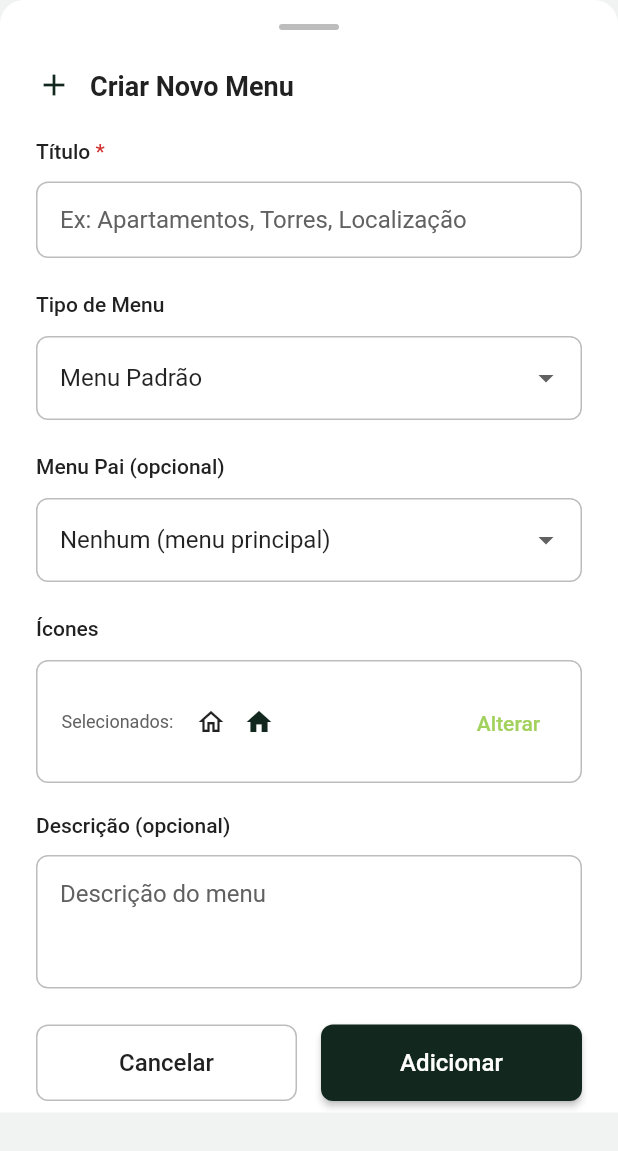
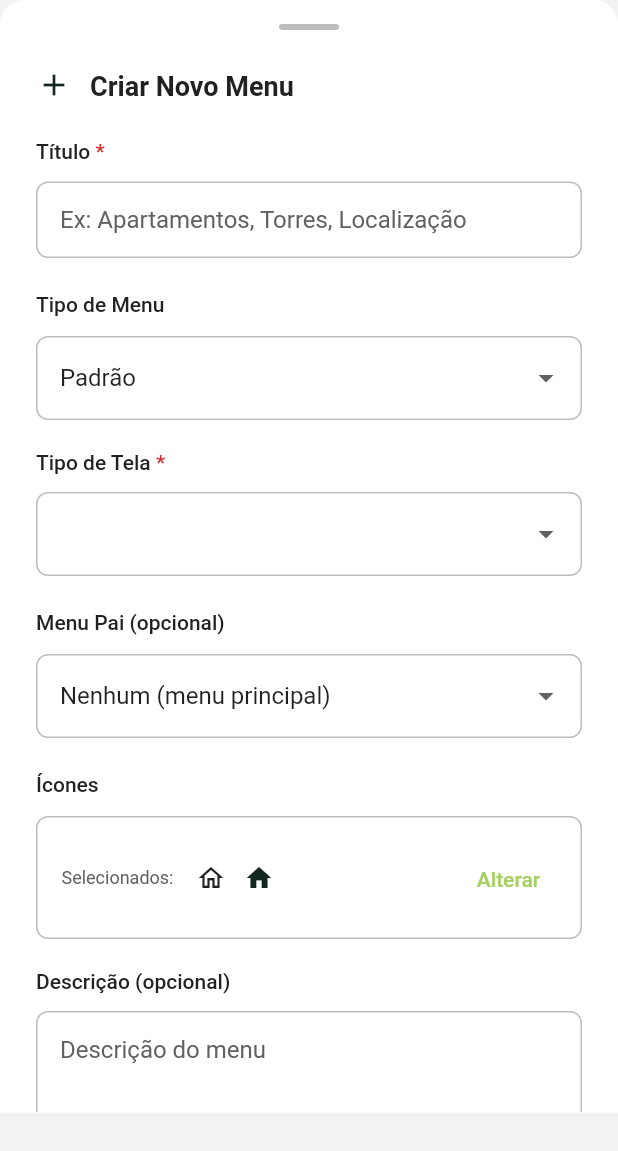
Before and after one commit to LucasGeek/Temp.TerraAllWertApp, a Flutter app: the MenuCrudDialog widget shown alone on an empty page, opened directly, on a phone screen of 412 x 824 dp. Shown: the top 1151 px of the screen. Run offline on Flutter 3.47's test engine with Material 3 defaults, Android fonts, the phone set to English and light mode, and no system bars; our stand-ins replace cached_network_image, connectivity_plus, dio, envied, file_picker, flutter_map and 12 more; missing offline and left inert: background_downloader, dio_cache_interceptor, minio; accounts and stored records are empty; generated files the repository leaves out were written again; network calls fail.

Commit message:
feat: implementa novas regras para MenuCrudDialog e sistema de menus
## Principais Mudanças

### Estrutura de Menus Atualizada
- Atualiza enum MenuPresentationType: Padrão | Com Submenu
- Cria novo enum TipoTela: Padrão | Menu com Pins | Menu Pavimento
- Atualiza NavigationItem para suportar tipoTela

### Regras de Interface Implementadas
- Campo Menu Pai: só aparece quando tipo_menu = "Padrão"
- Menu Pai lista apenas menus do tipo "Com Submenu"
- Campo Tipo de Tela: só aparece para menus "Padrão"
- Menus "Com Submenu" têm tipoTela = null automaticamente

### Compatibilidade e Validação
- Mantém compatibilidade com dados existentes
- Implementa lógica de limpeza automática de campos
- Valida campos obrigatórios conforme tipo de menu
- Atualiza dynamic_page.dart para usar novo sistema

### Arquivos Modificados
- NavigationItem: adiciona campo tipoTela
- MenuCrudDialog: implementa todas as regras de interface
- DynamicPage: usa TipoTela ao invés de MenuPresentationType
- Diversos arquivos: atualiza referências aos enums

🤖 Generated with [Claude Code](https://claude.ai/code)

Co-Authored-By: Claude <noreply@anthropic.com>

```diff
--- a/lib/domain/entities/navigation_item.dart
+++ b/lib/domain/entities/navigation_item.dart
@@ -2,6 +2,7 @@ import 'package:freezed_annotation/freezed_annotation.dart';
 import 'package:flutter/material.dart';
 
 import '../enums/menu_presentation_type.dart';
+import '../enums/tipo_tela.dart';
 
 part 'navigation_item.freezed.dart';
 
@@ -18,7 +19,8 @@ abstract class NavigationItem with _$NavigationItem {
     @Default(true) bool isEnabled,
     String? description,
     String? parentId, // ID do menu pai (null = menu raiz)
-    @Default(MenuPresentationType.standard) MenuPresentationType menuType, // Tipo de apresentação do menu
+    @Default(MenuPresentationType.padrao) MenuPresentationType menuType, // Tipo de menu (padrão ou com submenu)
+    TipoTela? tipoTela, // Tipo de tela/apresentação (null para menus com submenu)
     List<String>? permissions,
   }) = _NavigationItem;
 }
--- a/lib/domain/enums/menu_presentation_type.dart
+++ b/lib/domain/enums/menu_presentation_type.dart
@@ -1,8 +1,7 @@
-/// Enum para tipos de apresentação de menu
+/// Enum para tipos de menu conforme novas regras
 enum MenuPresentationType {
-  standard('Menu Padrão', 'Apresentação padrão com carrossel de imagens'),
-  pinMap('Menu com Pins', 'Apresentação de mapa com pins interativos'),
-  floorPlan('Menu Pavimento', 'Apresentação de planta de pavimento');
+  padrao('Padrão', 'Menu padrão com apresentação de conteúdo'),
+  comSubmenu('Com Submenu', 'Menu que pode ter submenus aninhados');
 
   const MenuPresentationType(this.displayName, this.description);
 
@@ -13,7 +12,7 @@ enum MenuPresentationType {
   static MenuPresentationType fromString(String value) {
     return MenuPresentationType.values.firstWhere(
       (type) => type.displayName == value,
-      orElse: () => MenuPresentationType.standard,
+      orElse: () => MenuPresentationType.padrao,
     );
   }
 
--- /dev/null
+++ b/lib/domain/enums/tipo_tela.dart
@@ -0,0 +1,24 @@
+/// Enum para tipos de tela/apresentação conforme novas regras
+enum TipoTela {
+  standard('Padrão', 'Apresentação padrão com carrossel de imagens'),
+  pinMap('Menu com Pins', 'Apresentação de mapa com pins interativos'),
+  floorPlan('Menu Pavimento', 'Apresentação de planta de pavimento');
+
+  const TipoTela(this.displayName, this.description);
+
+  final String displayName;
+  final String description;
+
+  /// Converte string para enum
+  static TipoTela fromString(String value) {
+    return TipoTela.values.firstWhere(
+      (type) => type.displayName == value,
+      orElse: () => TipoTela.standard,
+    );
+  }
+
+  /// Lista de todos os tipos disponíveis
+  static List<String> get displayNames {
+    return TipoTela.values.map((type) => type.displayName).toList();
+  }
+}
--- a/lib/infra/storage/menu_storage_service.dart
+++ b/lib/infra/storage/menu_storage_service.dart
@@ -87,13 +87,13 @@ class MenuStorageService {
 
       final items = serializedItems.map((itemData) {
         // Deserializar menuType enum
-        MenuPresentationType menuType = MenuPresentationType.standard;
+        MenuPresentationType menuType = MenuPresentationType.padrao;
         final menuTypeString = itemData['menuType'] as String?;
         if (menuTypeString != null) {
           try {
             menuType = MenuPresentationType.values.firstWhere(
               (type) => type.name == menuTypeString,
-              orElse: () => MenuPresentationType.standard,
+              orElse: () => MenuPresentationType.padrao,
             );
           } catch (e) {
             StorageLogger.warning('Unknown menu type: $menuTypeString, using default');
--- a/lib/main.dart
+++ b/lib/main.dart
@@ -2,8 +2,8 @@ import 'package:flutter/material.dart';
 import 'package:flutter_riverpod/flutter_riverpod.dart';
 import 'package:talker/talker.dart';
 
+import 'infra/config/env_config.dart';
 import 'infra/logging/app_logger.dart';
-import 'infra/config/env_config.dart';
 import 'infra/storage/secure_storage_service.dart';
 import 'presentation/design_system/app_theme.dart';
 import 'presentation/notification/snackbar_notification.dart';
@@ -45,7 +45,8 @@ class TerraAllwertApp extends ConsumerWidget {
       // darkTheme: AppTheme.darkTheme,
       darkTheme: AppTheme.lightTheme,
       routerConfig: router,
-      debugShowCheckedModeBanner: config.environment != 'production',
+      // debugShowCheckedModeBanner: config.environment != 'production',
+      debugShowCheckedModeBanner: false,
       scaffoldMessengerKey: SnackbarNotification.messengerKey,
     );
   }
--- a/lib/presentation/widgets/organisms/menu_crud_dialog.dart
+++ b/lib/presentation/widgets/organisms/menu_crud_dialog.dart
@@ -3,6 +3,7 @@ import 'package:flutter_riverpod/flutter_riverpod.dart';
 
 import '../../../domain/entities/navigation_item.dart';
 import '../../../domain/enums/menu_presentation_type.dart';
+import '../../../domain/enums/tipo_tela.dart';
 import '../../design_system/app_theme.dart';
 import '../../design_system/layout_constants.dart';
 import '../../features/navigation/providers/navigation_provider.dart';
@@ -33,7 +34,8 @@ class _MenuCrudDialogState extends ConsumerState<MenuCrudDialog> {
   final _titleController = TextEditingController();
   final _descriptionController = TextEditingController();
 
-  MenuPresentationType _selectedMenuType = MenuPresentationType.standard;
+  MenuPresentationType _selectedMenuType = MenuPresentationType.padrao;
+  TipoTela? _selectedTipoTela; // Só para menus padrão
   String? _selectedParentId;
   IconData _selectedIcon = Icons.home_outlined;
   IconData _selectedSelectedIcon = Icons.home;
@@ -89,6 +91,7 @@ class _MenuCrudDialogState extends ConsumerState<MenuCrudDialog> {
     _selectedSelectedIcon = item.selectedIcon;
     _selectedParentId = item.parentId; // Carregar ID do menu pai
     _selectedMenuType = item.menuType; // Carregar tipo de menu
+    _selectedTipoTela = item.tipoTela; // Carregar tipo de tela
   }
 
   /// Gera rota automaticamente baseada no título usando regex
@@ -339,6 +342,11 @@ class _MenuCrudDialogState extends ConsumerState<MenuCrudDialog> {
 
           SizedBox(height: LayoutConstants.marginLg),
 
+          // Dropdown Tipo de Tela (só para menus padrão)
+          _buildTipoTelaDropdown(),
+
+          if (_selectedMenuType == MenuPresentationType.padrao) SizedBox(height: LayoutConstants.marginLg),
+
           // Dropdown Menu Pai
           _buildParentMenuDropdown(),
 
@@ -516,7 +524,21 @@ class _MenuCrudDialogState extends ConsumerState<MenuCrudDialog> {
 
         DropdownButtonFormField<MenuPresentationType>(
           value: _selectedMenuType,
-          onChanged: (value) => setState(() => _selectedMenuType = value!),
+          onChanged: (value) {
+            setState(() {
+              _selectedMenuType = value!;
+
+              // REGRA: Quando tipo_menu = "Com Submenu", limpar tipoTela e parentId
+              if (_selectedMenuType == MenuPresentationType.comSubmenu) {
+                _selectedTipoTela = null;
+                _selectedParentId = null;
+              }
+              // REGRA: Quando muda para "Padrao" e não tinha tipoTela, definir padrão
+              else if (_selectedMenuType == MenuPresentationType.padrao && _selectedTipoTela == null) {
+                _selectedTipoTela = TipoTela.standard;
+              }
+            });
+          },
           decoration: InputDecoration(
             border: OutlineInputBorder(
               borderRadius: BorderRadius.circular(LayoutConstants.radiusSmall),
@@ -541,21 +563,91 @@ class _MenuCrudDialogState extends ConsumerState<MenuCrudDialog> {
     );
   }
 
+  /// Dropdown para tipo de tela
+  /// REGRA: Só aparece quando tipo_menu = "Padrao"
+  /// Para menus "Com Submenu", tipoTela fica null
+  Widget _buildTipoTelaDropdown() {
+    // REGRA: Campo só deve aparecer quando tipo_menu = "Padrao"
+    if (_selectedMenuType != MenuPresentationType.padrao) {
+      return const SizedBox.shrink();
+    }
+
+    return Column(
+      crossAxisAlignment: CrossAxisAlignment.start,
+      mainAxisSize: MainAxisSize.min,
+      children: [
+        RichText(
+          text: TextSpan(
+            text: 'Tipo de Tela',
+            style: TextStyle(
+              fontSize: LayoutConstants.fontSizeMedium,
+              fontWeight: FontWeight.w500,
+              color: AppTheme.onSurface,
+            ),
+            children: const [
+              TextSpan(
+                text: ' *',
+                style: TextStyle(color: AppTheme.errorColor),
+              ),
+            ],
+          ),
+        ),
+
+        SizedBox(height: LayoutConstants.marginSm),
+
+        DropdownButtonFormField<TipoTela>(
+          value: _selectedTipoTela,
+          onChanged: (value) => setState(() => _selectedTipoTela = value),
+          validator: (value) {
+            if (_selectedMenuType == MenuPresentationType.padrao && value == null) {
+              return 'Tipo de Tela é obrigatório para menus padrão';
+            }
+            return null;
+          },
+          decoration: InputDecoration(
+            border: OutlineInputBorder(
+              borderRadius: BorderRadius.circular(LayoutConstants.radiusSmall),
+              borderSide: const BorderSide(color: AppTheme.outline),
+            ),
+            enabledBorder: OutlineInputBorder(
+              borderRadius: BorderRadius.circular(LayoutConstants.radiusSmall),
+              borderSide: const BorderSide(color: AppTheme.outline),
+            ),
+            focusedBorder: OutlineInputBorder(
+              borderRadius: BorderRadius.circular(LayoutConstants.radiusSmall),
+              borderSide: const BorderSide(color: AppTheme.primaryColor, width: 2),
+            ),
+            contentPadding: EdgeInsets.all(LayoutConstants.paddingMd),
+          ),
+          items: TipoTela.values.map((type) => DropdownMenuItem(
+            value: type,
+            child: Text(type.displayName),
+          )).toList(),
+        ),
+      ],
+    );
+  }
+
   /// Dropdown para menu pai
+  /// REGRA: Só aparece quando tipo_menu = "Padrao"
+  /// Lista apenas menus do tipo "Com Submenu"
   Widget _buildParentMenuDropdown() {
+    // REGRA: Campo só deve aparecer quando tipo_menu = "Padrao"
+    if (_selectedMenuType != MenuPresentationType.padrao) {
+      return const SizedBox.shrink();
+    }
+
     final navigationItems = ref.watch(navigationItemsProvider);
 
-    // Filtrar apenas items que podem ser pais (não incluir o item atual se editando)
-    // e que não sejam submenus (para limitar a 1 nível)
+    // REGRA: O campo Menu Pai só pode listar menus cujo tipo_menu = "Com Submenu"
     final availableParents = navigationItems.where((item) {
       // Não pode ser pai de si mesmo
       if (widget.isEditing && widget.itemToEdit?.id == item.id) {
         return false;
       }
 
-      // Apenas menus de nível raiz podem ser pais (parentId == null)
-      // Isso garante que só teremos 1 nível de profundidade
-      if (item.parentId != null) {
+      // REGRA: Apenas menus do tipo "Com Submenu" podem ser pais
+      if (item.menuType != MenuPresentationType.comSubmenu) {
         return false;
       }
 
@@ -815,7 +907,8 @@ class _MenuCrudDialogState extends ConsumerState<MenuCrudDialog> {
         route: route,
         order: newOrder,
         parentId: _selectedParentId, // Incluir ID do menu pai
-        menuType: _selectedMenuType, // Tipo de apresentação do menu
+        menuType: _selectedMenuType, // Tipo de menu (padrão ou com submenu)
+        tipoTela: _selectedMenuType == MenuPresentationType.padrao ? _selectedTipoTela : null, // REGRA: null para menus "Com Submenu"
         isVisible: true, // Sempre visível
         isEnabled: true, // Sempre habilitado
         description: _descriptionController.text.trim().isEmpty
--- a/lib/presentation/widgets/organisms/menu_management_widget.dart
+++ b/lib/presentation/widgets/organisms/menu_management_widget.dart
@@ -440,7 +440,7 @@ class _MenuManagementWidgetState extends ConsumerState<MenuManagementWidget> {
       description: _descriptionController.text.trim().isEmpty
           ? null
           : _descriptionController.text.trim(),
-      menuType: MenuPresentationType.standard,
+      menuType: MenuPresentationType.padrao,
     );
 
     bool success;
```
Also changed, not shown: lib/infra/graphql/menu_service.dart (+7 -7 lines), lib/presentation/features/dynamic/pages/dynamic_page.dart (+16 -5 lines).
